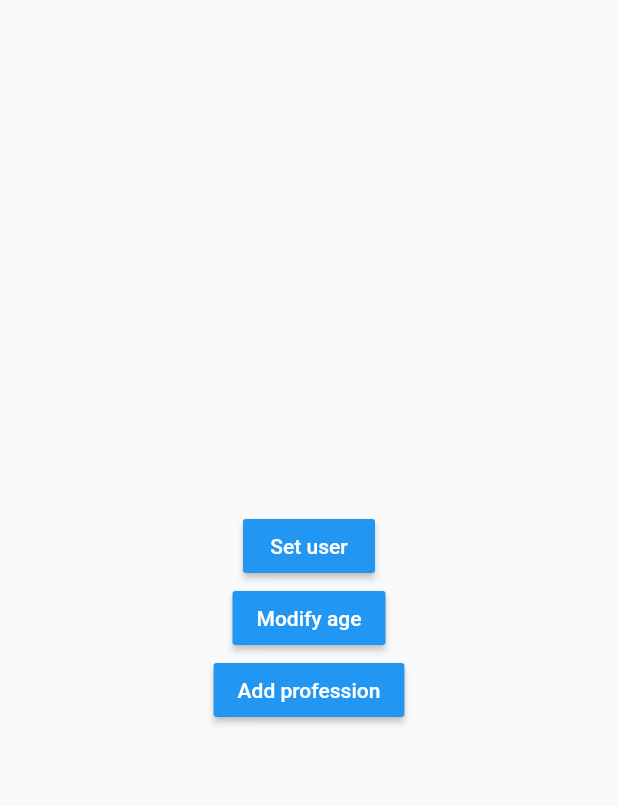
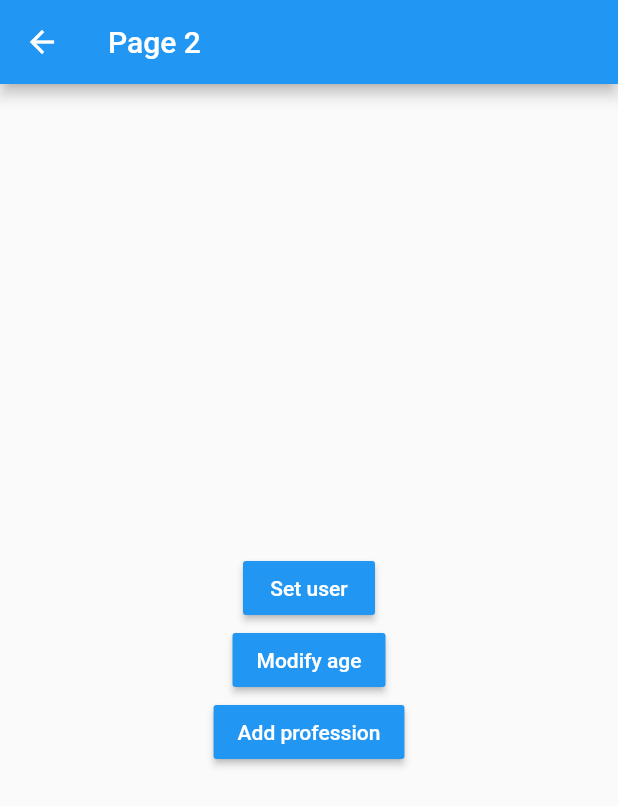
Before and after one commit to blessedmate/flutter-state-managers, a Flutter app: the Page2 screen opened by its route, on a phone screen of 412 x 824 dp. Shown: the top 806 px of the screen. Run offline on Flutter 3.47's test engine with Material 2 defaults, Android fonts, the phone set to English and light mode, and no system bars.

Commit message:
page2 appbar

```diff
--- a/lib/pages/page2.dart
+++ b/lib/pages/page2.dart
@@ -5,6 +5,9 @@ class Page2 extends StatelessWidget {
   @override
   Widget build(BuildContext context) {
     return Scaffold(
+      appBar: AppBar(
+        title: const Text('Page 2'),
+      ),
       body: Center(
         child: Column(
           mainAxisAlignment: MainAxisAlignment.center,
```
